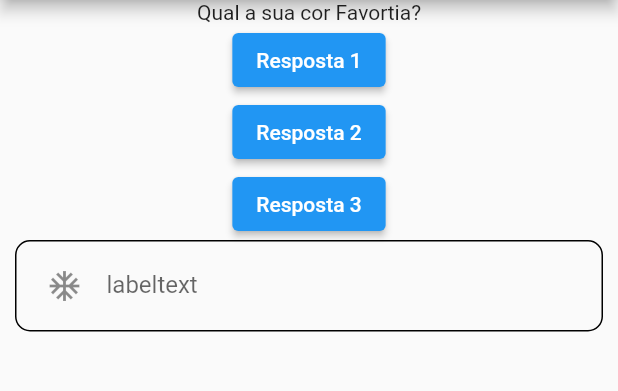
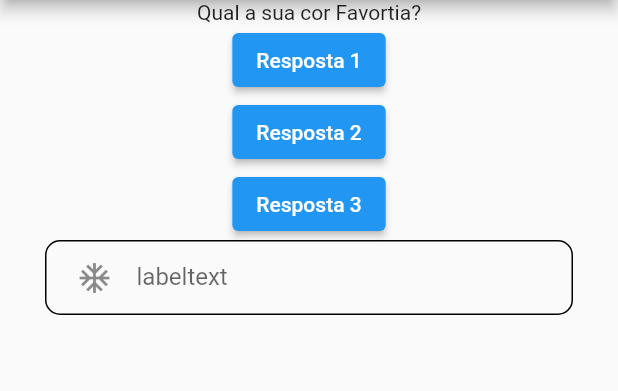
Before and after one commit to PhRezende-eng/Cod3rTest, a Flutter app: the screen it shows after launch, on a phone screen of 412 x 824 dp, the part 84-475 px from its top. Run offline on Flutter 3.47's test engine with Material 2 defaults, Android fonts, the phone set to English and light mode, and no system bars.

Commit message:
learning about textformfield

```diff
--- a/lib/screens/home_page.dart
+++ b/lib/screens/home_page.dart
@@ -10,7 +10,7 @@ class _HomePageState extends State<HomePage> {
 
   void responder() {
     setState(() {
-      //ser ver para notifcar a interface gráfica que houve uma mudança, pois ela está alterando a variável
+      //serve para notifcar a interface gráfica que houve uma mudança, pois ela está alterando a variável
       perguntaRespondida++;
     });
 
@@ -56,15 +56,21 @@ class _HomePageState extends State<HomePage> {
               ),
             ),
             padding: EdgeInsets.only(left: 20, right: 60),
-            margin: EdgeInsets.only(left: 10, right: 10),
+            margin: EdgeInsets.only(left: 30, right: 30),
             child: TextFormField(
               cursorHeight: 20,
               cursorColor: Colors.black,
+              cursorRadius: Radius.circular(10),
               decoration: InputDecoration(
+                contentPadding: EdgeInsets.zero,
                 icon: Icon(
                   Icons.ac_unit_outlined,
                 ),
                 hintText: "hintext",
+                hintStyle: TextStyle(
+                  fontSize: 18,
+                  textBaseline: TextBaseline.alphabetic,
+                ),
                 labelText: "labeltext",
                 border: InputBorder.none,
               ),
@@ -80,3 +86,5 @@ class _HomePageState extends State<HomePage> {
     );
   }
 }
+// FlatButton ==> TextButton
+// RaisedButton ==> ElevatedButton
```
